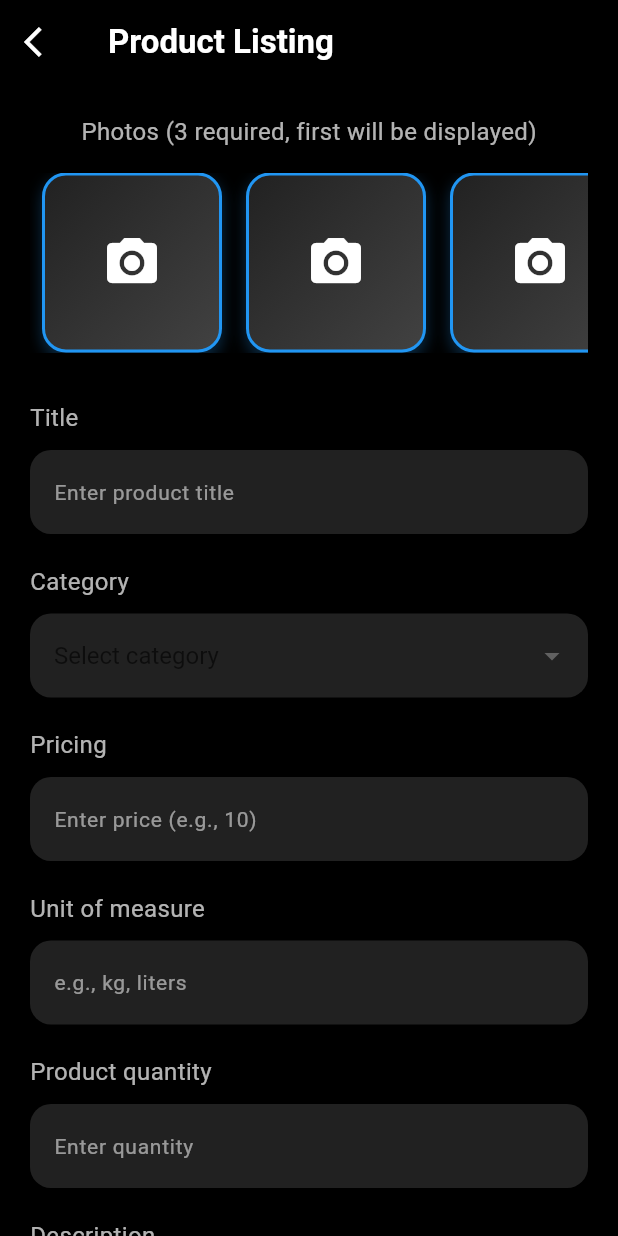
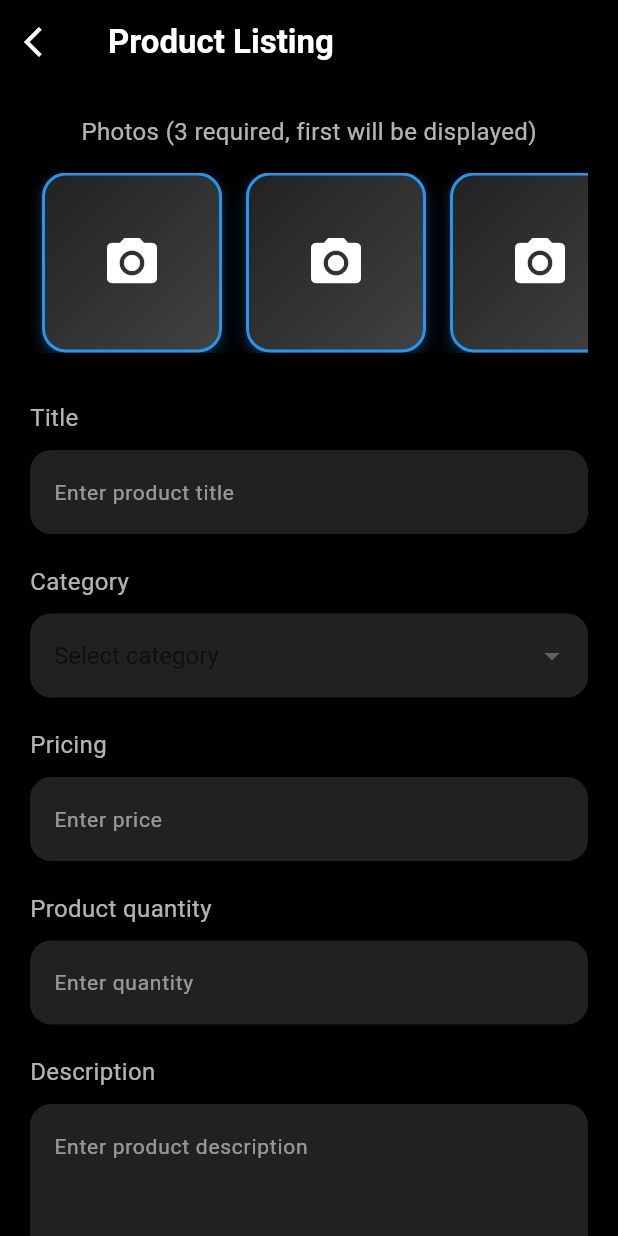
Before and after one commit to RensithUdara/gemhub_mobileapp, a Flutter app: the ProductListing screen opened directly, on a phone screen of 412 x 824 dp. Run offline on Flutter 3.47's test engine with Material 3 defaults, Android fonts, the phone set to English and light mode, and no system bars; our stand-ins replace animated_bottom_navigation_bar, carousel_slider, cloud_firestore, firebase_auth, firebase_core, firebase_storage and 4 more; accounts and stored records are empty.

Commit message:
refactor: clean up code formatting and remove unused input fields in product listing

```diff
--- a/lib/Seller/product_listing.dart
+++ b/lib/Seller/product_listing.dart
@@ -4,7 +4,6 @@ import 'package:cloud_firestore/cloud_firestore.dart';
 import 'package:firebase_auth/firebase_auth.dart'; // Add this import
 import 'package:firebase_storage/firebase_storage.dart';
 import 'package:flutter/material.dart';
-import 'package:flutter_animate/flutter_animate.dart';
 import 'package:image_picker/image_picker.dart';
 
 class ProductListing extends StatefulWidget {
@@ -30,7 +29,8 @@ class _ProductListingState extends State<ProductListing>
 
   final FirebaseFirestore _firestore = FirebaseFirestore.instance;
   final FirebaseStorage _storage = FirebaseStorage.instance;
-  final FirebaseAuth _auth = FirebaseAuth.instance; // Add Firebase Auth instance
+  final FirebaseAuth _auth =
+      FirebaseAuth.instance; // Add Firebase Auth instance
 
   @override
   void initState() {
@@ -82,7 +82,8 @@ class _ProductListingState extends State<ProductListing>
             cacheControl: 'public,max-age=31536000',
             contentType: 'image/jpeg',
           );
-          UploadTask uploadTask = _storage.ref(fileName).putFile(image, metadata);
+          UploadTask uploadTask =
+              _storage.ref(fileName).putFile(image, metadata);
           TaskSnapshot snapshot = await uploadTask;
           String downloadUrl = await snapshot.ref.getDownloadURL();
           imageUrls.add(downloadUrl);
@@ -133,7 +134,8 @@ class _ProductListingState extends State<ProductListing>
         context: context,
         builder: (context) => AlertDialog(
           backgroundColor: Colors.grey[900],
-          shape: RoundedRectangleBorder(borderRadius: BorderRadius.circular(16)),
+          shape:
+              RoundedRectangleBorder(borderRadius: BorderRadius.circular(16)),
           title: const Text(
             'Confirm Listing',
             style: TextStyle(
@@ -354,19 +356,11 @@ class _ProductListingState extends State<ProductListing>
                   const SizedBox(height: 20),
                   _buildInputField(
                     label: 'Pricing',
-                    hint: 'Enter price (e.g., 10)',
+                    hint: 'Enter price ',
                     controller: _pricingController,
                     validator: (value) =>
                         value!.isEmpty ? 'Pricing is required' : null,
                     keyboardType: TextInputType.number,
-                  ),
-                  const SizedBox(height: 20),
-                  _buildInputField(
-                    label: 'Unit of measure',
-                    hint: 'e.g., kg, liters',
-                    controller: _unitController,
-                    validator: (value) =>
-                        value!.isEmpty ? 'Unit of measure is required' : null,
                   ),
                   const SizedBox(height: 20),
                   _buildInputField(
@@ -504,9 +498,12 @@ class _ProductListingState extends State<ProductListing>
           dropdownColor: Colors.grey[900],
           style: const TextStyle(color: Colors.white, fontSize: 16),
           items: const [
-            DropdownMenuItem(value: 'Electronics', child: Text('Electronics')),
-            DropdownMenuItem(value: 'Food', child: Text('Food')),
-            DropdownMenuItem(value: 'Clothing', child: Text('Clothing')),
+            DropdownMenuItem(
+                value: 'Blue Sapphires', child: Text('Blue Sapphires')),
+            DropdownMenuItem(
+                value: 'White Sapphires', child: Text('White Sapphires')),
+            DropdownMenuItem(
+                value: 'Yellow Sapphires', child: Text('Yellow Sapphires')),
           ],
           onChanged: onChanged,
           validator: validator,
```
